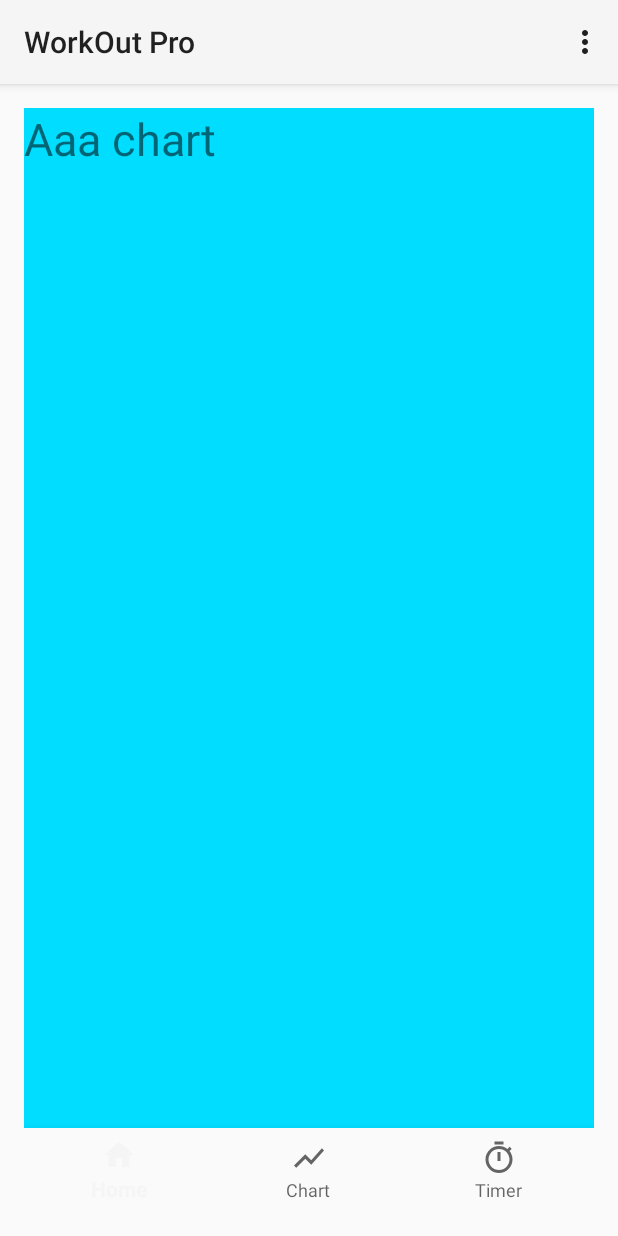
After one commit to alpag/WorkOut-Pro, an Android app: the fragment Chart placed in its activity, on a phone screen of 412 x 824 dp. The commit adds this screen. Run offline under Robolectric (Android 15) with nearby library versions, the phone set to English and light mode, and no system bars; our stand-ins replace ButterKnife, Firebase (no records; nobody signed in at launch, a user with empty details on screens opened directly).

Commit message:
Add bottom-menu, Exercise and main classes

```diff
--- a/app/build.gradle
+++ b/app/build.gradle
@@ -27,11 +27,14 @@ dependencies {
     implementation 'com.google.firebase:firebase-core:16.0.1'
     implementation 'com.google.firebase:firebase-auth:16.1.0'
     implementation "com.google.android.gms:play-services-gcm:16.0.0"
+    implementation 'com.google.firebase:firebase-firestore:17.1.5'
     implementation 'com.android.support:support-annotations:+'
+    implementation 'com.android.support.constraint:constraint-layout:1.1.3'
     annotationProcessor 'com.jakewharton:butterknife-compiler:8.8.1'
     testImplementation 'junit:junit:4.12'
     androidTestImplementation 'com.android.support.test:runner:1.0.2'
     androidTestImplementation 'com.android.support.test.espresso:espresso-core:3.0.2'
+
 }
 
 apply plugin: 'com.google.gms.google-services'
--- /dev/null
+++ b/app/src/main/java/com/example/marcin/workout_pro/Chart.java
@@ -0,0 +1,18 @@
+package com.example.marcin.workout_pro;
+
+import android.os.Bundle;
+import android.support.annotation.NonNull;
+import android.support.annotation.Nullable;
+import android.support.v4.app.Fragment;
+import android.view.LayoutInflater;
+import android.view.View;
+import android.view.ViewGroup;
+
+public class Chart extends Fragment {
+
+    @Nullable
+    @Override
+    public View onCreateView(@NonNull LayoutInflater inflater, @Nullable ViewGroup container, @Nullable Bundle savedInstanceState) {
+        return inflater.inflate(R.layout.fragment_chart, container, false);
+    }
+}
--- /dev/null
+++ b/app/src/main/java/com/example/marcin/workout_pro/Home.java
@@ -0,0 +1,18 @@
+package com.example.marcin.workout_pro;
+
+import android.os.Bundle;
+import android.support.annotation.NonNull;
+import android.support.annotation.Nullable;
+import android.support.v4.app.Fragment;
+import android.view.LayoutInflater;
+import android.view.View;
+import android.view.ViewGroup;
+
+public class Home extends Fragment {
+
+    @Nullable
+    @Override
+    public View onCreateView(@NonNull LayoutInflater inflater, @Nullable ViewGroup container, @Nullable Bundle savedInstanceState) {
+        return inflater.inflate(R.layout.fragment_home, container, false);
+    }
+}
--- /dev/null
+++ b/app/src/main/res/drawable/ic_home_black_24dp.xml
@@ -0,0 +1,9 @@
+<vector xmlns:android="http://schemas.android.com/apk/res/android"
+    android:width="24dp"
+    android:height="24dp"
+    android:viewportWidth="24.0"
+    android:viewportHeight="24.0">
+    <path
+        android:fillColor="#FF000000"
+        android:pathData="M10,20v-6h4v6h5v-8h3L12,3 2,12h3v8z" />
+</vector>
--- /dev/null
+++ b/app/src/main/res/drawable/ic_show_chart_black_24dp.xml
@@ -0,0 +1,9 @@
+<vector xmlns:android="http://schemas.android.com/apk/res/android"
+        android:width="24dp"
+        android:height="24dp"
+        android:viewportWidth="24.0"
+        android:viewportHeight="24.0">
+    <path
+        android:fillColor="#FF000000"
+        android:pathData="M3.5,18.49l6,-6.01 4,4L22,6.92l-1.41,-1.41 -7.09,7.97 -4,-4L2,16.99z"/>
+</vector>
--- /dev/null
+++ b/app/src/main/res/drawable/ic_timer_black_24dp.xml
@@ -0,0 +1,9 @@
+<vector xmlns:android="http://schemas.android.com/apk/res/android"
+        android:width="24dp"
+        android:height="24dp"
+        android:viewportWidth="24.0"
+        android:viewportHeight="24.0">
+    <path
+        android:fillColor="#FF000000"
+        android:pathData="M15,1L9,1v2h6L15,1zM11,14h2L13,8h-2v6zM19.03,7.39l1.42,-1.42c-0.43,-0.51 -0.9,-0.99 -1.41,-1.41l-1.42,1.42C16.07,4.74 14.12,4 12,4c-4.97,0 -9,4.03 -9,9s4.02,9 9,9 9,-4.03 9,-9c0,-2.12 -0.74,-4.07 -1.97,-5.61zM12,20c-3.87,0 -7,-3.13 -7,-7s3.13,-7 7,-7 7,3.13 7,7 -3.13,7 -7,7z"/>
+</vector>
--- a/app/src/main/res/layout/activity_main.xml
+++ b/app/src/main/res/layout/activity_main.xml
@@ -2,14 +2,25 @@
     xmlns:tools="http://schemas.android.com/tools"
     android:layout_width="match_parent"
     android:layout_height="match_parent"
+    xmlns:app="http://schemas.android.com/apk/res-auto"
     android:paddingLeft="@dimen/activity_horizontal_margin"
     android:paddingRight="@dimen/activity_horizontal_margin"
     android:paddingTop="@dimen/activity_vertical_margin"
     android:paddingBottom="@dimen/activity_vertical_margin"
     tools:context=".MainActivity">
 
-    <TextView android:text="@string/hello_world" android:layout_width="wrap_content"
-        android:layout_height="wrap_content" android:id="@+id/usertest"/>
+    <FrameLayout
+        android:id="@+id/fragment_container"
+        android:layout_width="match_parent"
+        android:layout_height="match_parent"
+        android:layout_above="@id/bottom_navigation"/>
 
+    <android.support.design.widget.BottomNavigationView
+        android:id="@+id/bottom_navigation"
+        android:layout_width="match_parent"
+        android:layout_height="wrap_content"
+        android:layout_alignParentBottom="true"
+        app:menu = "@menu/bottom_navigation"
+        android:background="?android:attr/windowBackground"/>
 
 </RelativeLayout>
--- /dev/null
+++ b/app/src/main/res/layout/fragment_chart.xml
@@ -0,0 +1,12 @@
+<?xml version="1.0" encoding="utf-8"?>
+<RelativeLayout xmlns:android="http://schemas.android.com/apk/res/android"
+    android:layout_width="match_parent" android:layout_height="match_parent"
+    android:background="@android:color/holo_blue_bright">
+
+        <TextView
+            android:layout_width="wrap_content"
+            android:layout_height="wrap_content"
+            android:textSize="30dp"
+            android:text="Aaa chart"/>
+
+</RelativeLayout>
--- /dev/null
+++ b/app/src/main/res/menu/bottom_navigation.xml
@@ -0,0 +1,18 @@
+<?xml version="1.0" encoding="utf-8"?>
+<menu xmlns:android="http://schemas.android.com/apk/res/android">
+
+    <item
+        android:id="@+id/nav_home"
+        android:icon="@drawable/ic_home_black_24dp"
+        android:title="Home" />
+
+    <item
+        android:id="@+id/nav_chart"
+        android:icon="@drawable/ic_show_chart_black_24dp"
+        android:title="Chart"/>
+
+    <item
+        android:id="@+id/nav_timer"
+        android:icon="@drawable/ic_timer_black_24dp"
+        android:title="Timer"/>
+</menu>
--- a/app/src/main/res/values/strings.xml
+++ b/app/src/main/res/values/strings.xml
@@ -3,4 +3,8 @@
 
     <string name="hello_world">Hello world!</string>
     <string name="action_settings">Settings</string>
+    <string name="title_activity_timer">Timer</string>
+    <string name="title_home">Home</string>
+    <string name="title_dashboard">Dashboard</string>
+    <string name="title_notifications">Notifications</string>
 </resources>
```
Also changed, not shown: app/src/main/AndroidManifest.xml (+11 -5 lines), app/src/main/java/com/example/marcin/workout_pro/Exercise.java (added, +30 -0 lines), app/src/main/java/com/example/marcin/workout_pro/MainActivity.java (+26 -20 lines), app/src/main/java/com/example/marcin/workout_pro/Timer.java (added, +18 -0 lines), app/src/main/java/com/example/marcin/workout_pro/Training.java (added, +11 -0 lines), app/src/main/res/drawable/ic_dashboard_black_24dp.xml (added, +9 -0 lines), app/src/main/res/drawable/ic_notifications_black_24dp.xml (added, +9 -0 lines), app/src/main/res/layout/fragment_home.xml (added, +12 -0 lines), app/src/main/res/layout/fragment_timer.xml (added, +12 -0 lines).
